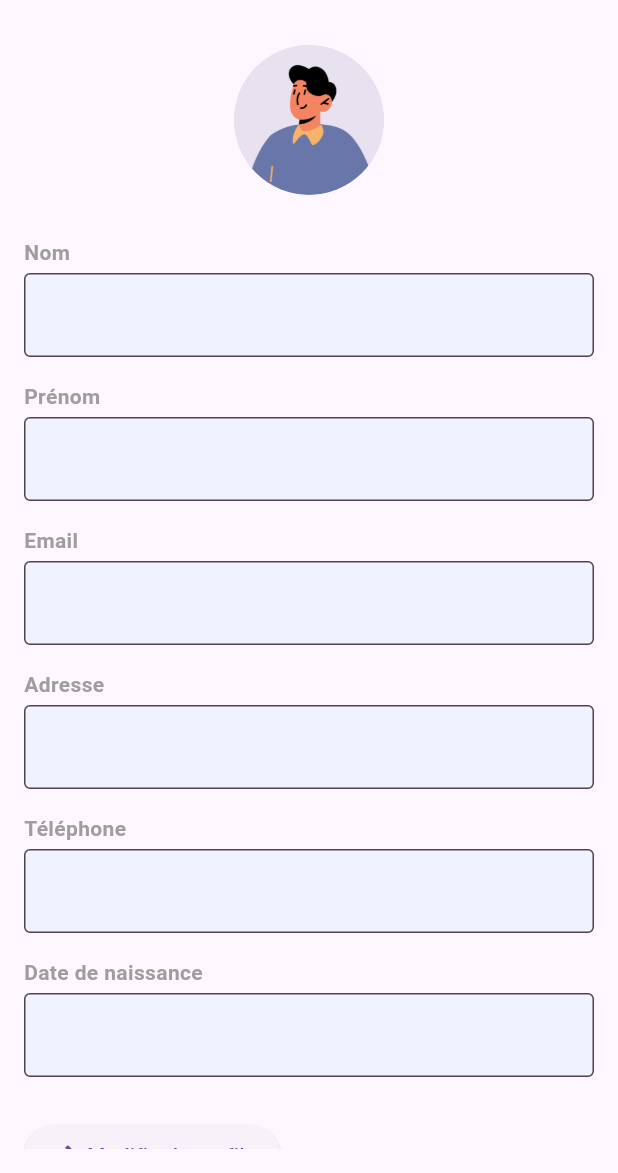
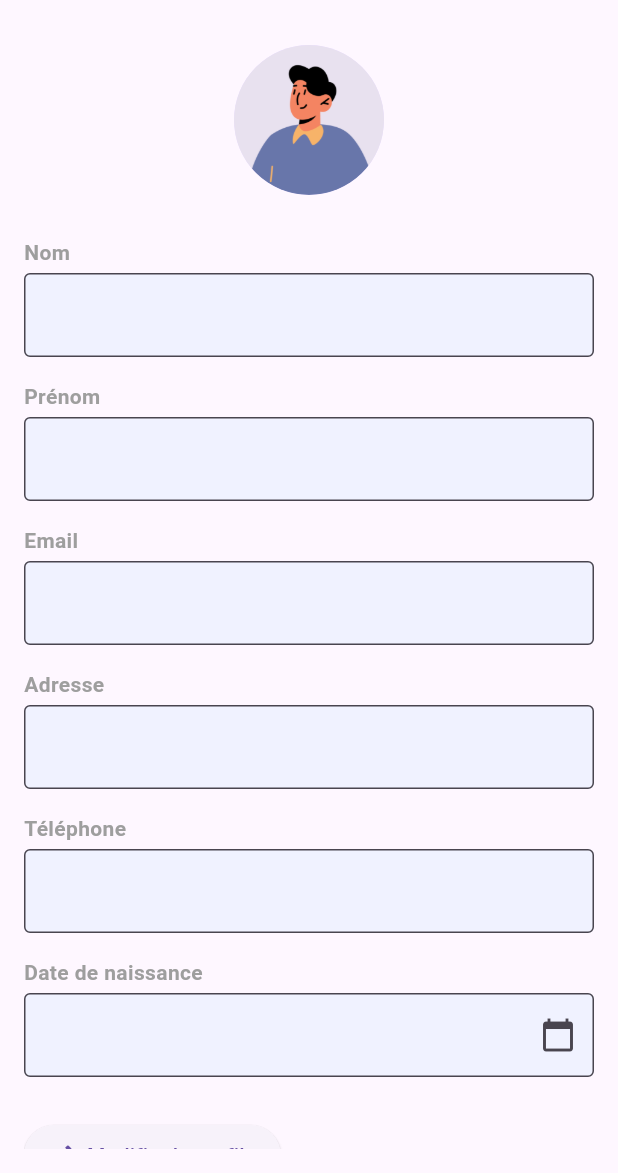
Before and after one commit to Shabich/MediCall, a Flutter app: the ProfilePage screen opened by its route, on a phone screen of 412 x 824 dp, the part 63-1236 px from its top. Run offline on Flutter 3.47's test engine with Material 3 defaults, Android fonts, the light colour scheme and no system bars; our stand-ins replace shared_preferences; accounts and stored records are empty.

Commit message:
DatePicker profile_page

```diff
--- a/lib/pages/profile_page.dart
+++ b/lib/pages/profile_page.dart
@@ -1,4 +1,5 @@
 import 'package:flutter/material.dart';
+import 'package:intl/intl.dart';
 import 'package:shared_preferences/shared_preferences.dart';
 import 'package:http/http.dart' as http;
 import 'dart:convert';
@@ -44,6 +45,20 @@
           prefs.getString('date_naissance')?.substring(0, 10) ?? '';
     });
     debugPrint("Données utilisateur chargées: $_oldEmail");
+  }
+
+  Future<void> _selectDate(BuildContext context) async {
+    DateTime? picked = await showDatePicker(
+      context: context,
+      initialDate: DateTime.now(),
+      firstDate: DateTime(1900),
+      lastDate: DateTime.now(),
+    );
+    if (picked != null) {
+      setState(() {
+        _birthDateController.text = DateFormat('yyyy-MM-dd').format(picked);
+      });
+    }
   }
 
   Future<void> _saveProfile(String currentPassword) async {
@@ -148,7 +163,7 @@
             _buildProfileField('Email', _emailController),
             _buildProfileField('Adresse', _addressController),
             _buildProfileField('Téléphone', _phoneController),
-            _buildProfileField('Date de naissance', _birthDateController),
+            _buildDatePickerField('Date de naissance', _birthDateController),
             if (_isEditing) ...[
               _buildPasswordField(
                   'Nouveau mot de passe', _newPasswordController),
@@ -170,6 +185,34 @@
             ),
           ],
         ),
+      ),
+    );
+  }
+
+  Widget _buildDatePickerField(String label, TextEditingController controller) {
+    return Padding(
+      padding: const EdgeInsets.symmetric(vertical: 8.0),
+      child: Column(
+        crossAxisAlignment: CrossAxisAlignment.start,
+        children: [
+          Text(label,
+              style: const TextStyle(
+                  fontSize: 14,
+                  fontWeight: FontWeight.bold,
+                  color: Colors.grey)),
+          const SizedBox(height: 4),
+          TextField(
+            controller: controller,
+            readOnly: true,
+            onTap: () => _selectDate(context),
+            decoration: const InputDecoration(
+              border: OutlineInputBorder(),
+              filled: true,
+              fillColor: Color.fromARGB(255, 240, 242, 255),
+              suffixIcon: Icon(Icons.calendar_today),
+            ),
+          ),
+        ],
       ),
     );
   }
```
